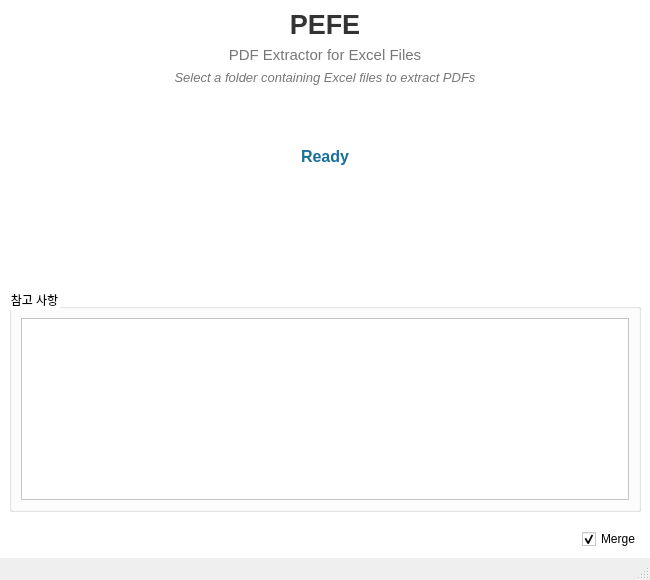
Qt form src/interface/PE_main_gpt_V7.ui (HYOJAE15/PEFE) before a commit.
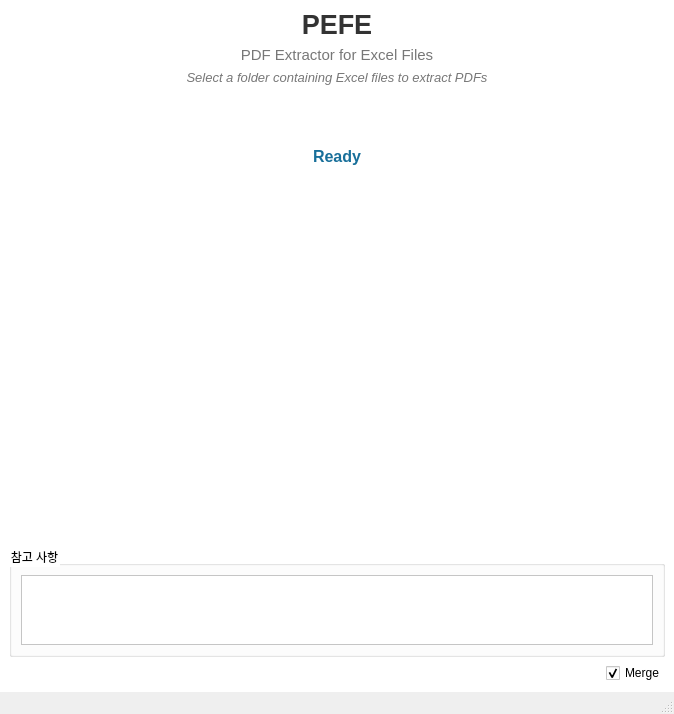
The same form after that commit.

Commit message: [update] cikw dance

```diff
--- a/src/interface/PE_main_gpt_V7.ui
+++ b/src/interface/PE_main_gpt_V7.ui
@@ -133,11 +133,27 @@
      </widget>
     </item>
     <item>
-      <widget class="QLabel" name="danceLabel">
-        <property name="minimumSize"><size><width>100</width><height>100</height></size></property>
-        <property name="alignment"><set>Qt::AlignCenter</set></property>
-        <property name="visible"><bool>false</bool></property>
-      </widget>
+     <widget class="QLabel" name="danceLabel">
+      <property name="minimumSize">
+       <size>
+        <width>656</width>
+        <height>368</height>
+       </size>
+      </property>
+      <property name="maximumSize">
+       <size>
+        <width>656</width>
+        <height>368</height>
+       </size>
+      </property>
+      <property name="alignment">
+       <set>Qt::AlignCenter</set>
+      </property>
+      <!-- 초기에는 숨김 -->
+      <property name="visible">
+       <bool>false</bool>
+      </property>
+     </widget>
     </item>
     <item>
      <spacer name="verticalSpacerMiddle">
```
The commit also changes 1 other file.
